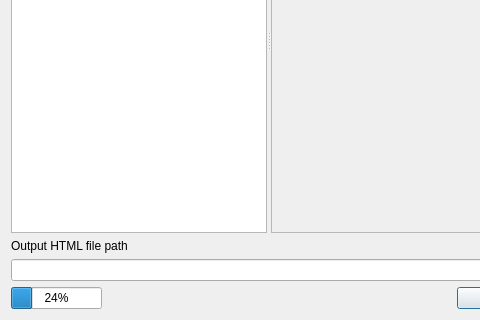
This is ui/qgis2threejsdialog.ui in minorua/Qgis2threejs as Qt 5 draws it before an edit; both pictures show x 0 to 480 and y 193 to 513 of the 720 by 513 pixel window. The edited form follows.
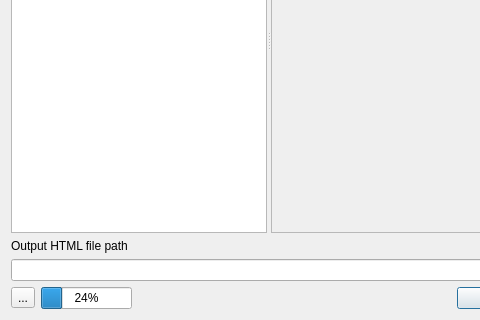
This is the edited form.

Commit message:
add settings button which open popup menu
- Load Settings
- Save Settings
- Plugin Settings

Diff of the .ui file:
```diff
--- a/ui/qgis2threejsdialog.ui
+++ b/ui/qgis2threejsdialog.ui
@@ -157,6 +157,13 @@
    </item>
    <item>
     <layout class="QHBoxLayout" name="horizontalLayout_7">
+     <item>
+      <widget class="QToolButton" name="toolButton_Settings">
+       <property name="text">
+        <string>...</string>
+       </property>
+      </widget>
+     </item>
      <item>
       <widget class="QProgressBar" name="progressBar">
        <property name="sizePolicy">
```
The commit also changes 2 other files.
